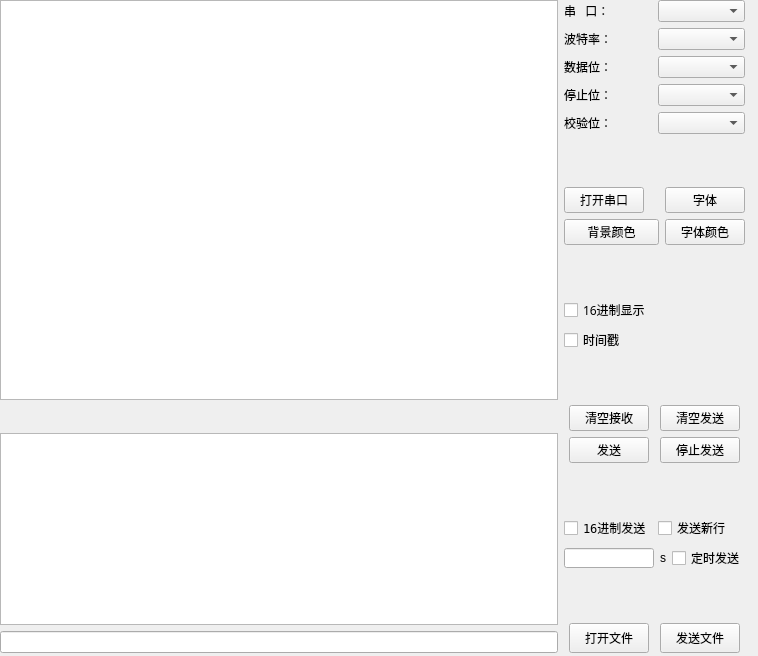
This is src/mainwindow.ui in SandroDickens/SupperCOM as Qt 5 draws it before an edit. The edited form follows.
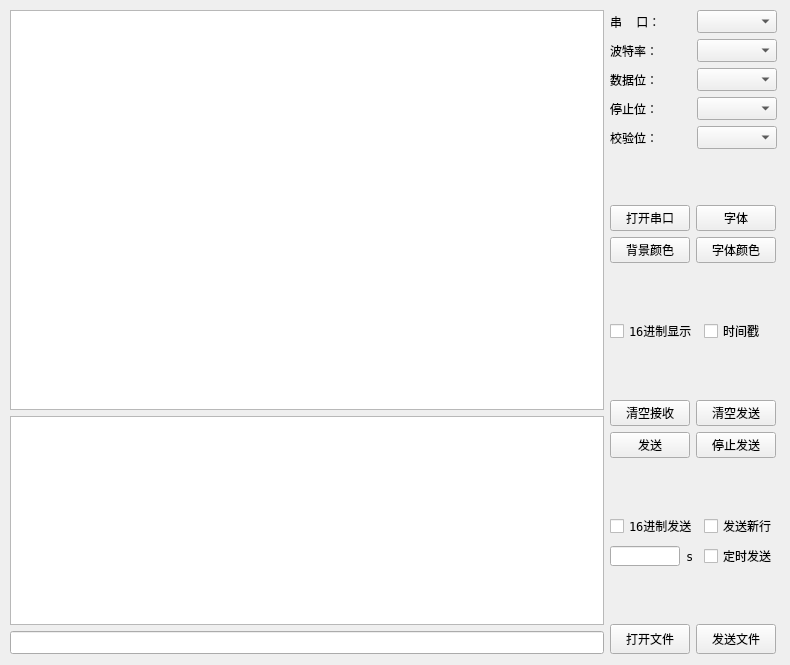
This is the edited form. Icons and pictures are not drawn.

Diff of the .ui file:
```diff
--- a/src/mainwindow.ui
+++ b/src/mainwindow.ui
@@ -6,14 +6,14 @@
    <rect>
     <x>0</x>
     <y>0</y>
-    <width>758</width>
-    <height>656</height>
+    <width>790</width>
+    <height>665</height>
    </rect>
   </property>
   <property name="minimumSize">
    <size>
-    <width>758</width>
-    <height>656</height>
+    <width>790</width>
+    <height>665</height>
    </size>
   </property>
   <property name="windowTitle">
@@ -23,15 +23,15 @@
    <widget class="QWidget" name="layoutWidget">
     <property name="geometry">
      <rect>
-      <x>0</x>
-      <y>0</y>
-      <width>745</width>
-      <height>653</height>
+      <x>10</x>
+      <y>10</y>
+      <width>767</width>
+      <height>644</height>
      </rect>
     </property>
-    <layout class="QHBoxLayout" name="horizontalLayout_7">
+    <layout class="QHBoxLayout" name="horizontalLayout_3">
      <item>
-      <layout class="QVBoxLayout" name="verticalLayout_7">
+      <layout class="QVBoxLayout" name="verticalLayout_3">
        <item>
         <widget class="QTextBrowser" name="recvTextBrowser">
          <property name="minimumSize">
@@ -40,21 +40,13 @@
            <height>400</height>
           </size>
          </property>
+         <property name="font">
+          <font>
+           <family>DejaVu Sans Mono</family>
+          </font>
+         </property>
         </widget>
        </item>
-       <item>
-        <spacer name="verticalSpacer_2">
-         <property name="orientation">
-          <enum>Qt::Vertical</enum>
-         </property>
-         <property name="sizeHint" stdset="0">
-          <size>
-           <width>20</width>
-           <height>18</height>
-          </size>
-         </property>
-        </spacer>
-       </item>
        <item>
         <widget class="QTextEdit" name="sendTextEdit">
          <property name="minimumSize">
@@ -63,44 +55,58 @@
            <height>150</height>
           </size>
          </property>
+         <property name="font">
+          <font>
+           <family>DejaVu Sans Mono</family>
+          </font>
+         </property>
         </widget>
        </item>
        <item>
-        <widget class="QLineEdit" name="sendFilePath"/>
+        <widget class="QLineEdit" name="sendFilePath">
+         <property name="font">
+          <font>
+           <family>DejaVu Sans Mono</family>
+          </font>
+         </property>
+        </widget>
        </item>
       </layout>
      </item>
      <item>
-      <layout class="QVBoxLayout" name="verticalLayout_8">
+      <layout class="QVBoxLayout" name="verticalLayout_4">
        <item>
-        <layout class="QVBoxLayout" name="verticalLayout_2">
-         <item>
-          <layout class="QHBoxLayout" name="horizontalLayout">
-           <item>
+        <layout class="QGridLayout" name="gridLayout_4">
+         <item row="0" column="0">
             <widget class="QLabel" name="label_1">
              <property name="font">
               <font>
-               <family>新宋体</family>
+             <family>DejaVu Sans Mono</family>
                <pointsize>9</pointsize>
               </font>
              </property>
              <property name="text">
-              <string>串   口：</string>
-             </property>
-            </widget>
-           </item>
-           <item>
-            <widget class="QComboBox" name="serialPortSel"/>
-           </item>
-          </layout>
-         </item>
-         <item>
-          <layout class="QHBoxLayout" name="horizontalLayout_2">
-           <item>
+            <string>串  口：</string>
+           </property>
+           <property name="textFormat">
+            <enum>Qt::PlainText</enum>
+           </property>
+          </widget>
+         </item>
+         <item row="0" column="1">
+          <widget class="QComboBox" name="serialPortSel">
+           <property name="font">
+            <font>
+             <family>DejaVu Sans Mono</family>
+            </font>
+           </property>
+          </widget>
+         </item>
+         <item row="1" column="0">
             <widget class="QLabel" name="label_2">
              <property name="font">
               <font>
-               <family>新宋体</family>
+             <family>DejaVu Sans Mono</family>
                <pointsize>9</pointsize>
               </font>
              </property>
@@ -109,18 +115,20 @@
              </property>
             </widget>
            </item>
-           <item>
-            <widget class="QComboBox" name="baudRateSel"/>
-           </item>
-          </layout>
-         </item>
-         <item>
-          <layout class="QHBoxLayout" name="horizontalLayout_3">
-           <item>
+         <item row="1" column="1">
+          <widget class="QComboBox" name="baudRateSel">
+           <property name="font">
+            <font>
+             <family>DejaVu Sans Mono</family>
+            </font>
+           </property>
+          </widget>
+         </item>
+         <item row="2" column="0">
             <widget class="QLabel" name="label_3">
              <property name="font">
               <font>
-               <family>新宋体</family>
+             <family>DejaVu Sans Mono</family>
                <pointsize>9</pointsize>
               </font>
              </property>
@@ -129,18 +137,20 @@
              </property>
             </widget>
            </item>
-           <item>
-            <widget class="QComboBox" name="dataBitSel"/>
-           </item>
-          </layout>
-         </item>
-         <item>
-          <layout class="QHBoxLayout" name="horizontalLayout_4">
-           <item>
+         <item row="2" column="1">
+          <widget class="QComboBox" name="dataBitSel">
+           <property name="font">
+            <font>
+             <family>DejaVu Sans Mono</family>
+            </font>
+           </property>
+          </widget>
+         </item>
+         <item row="3" column="0">
             <widget class="QLabel" name="label_4">
              <property name="font">
               <font>
-               <family>新宋体</family>
+             <family>DejaVu Sans Mono</family>
                <pointsize>9</pointsize>
               </font>
              </property>
@@ -149,18 +159,20 @@
              </property>
             </widget>
            </item>
-           <item>
-            <widget class="QComboBox" name="stopBitSel"/>
-           </item>
-          </layout>
-         </item>
-         <item>
-          <layout class="QHBoxLayout" name="horizontalLayout_5">
-           <item>
+         <item row="3" column="1">
+          <widget class="QComboBox" name="stopBitSel">
+           <property name="font">
+            <font>
+             <family>DejaVu Sans Mono</family>
+            </font>
+           </property>
+          </widget>
+         </item>
+         <item row="4" column="0">
             <widget class="QLabel" name="label_5">
              <property name="font">
               <font>
-               <family>新宋体</family>
+             <family>DejaVu Sans Mono</family>
                <pointsize>9</pointsize>
               </font>
              </property>
@@ -169,10 +181,14 @@
              </property>
             </widget>
            </item>
-           <item>
-            <widget class="QComboBox" name="checkBitSel"/>
-           </item>
-          </layout>
+         <item row="4" column="1">
+          <widget class="QComboBox" name="checkBitSel">
+           <property name="font">
+            <font>
+             <family>DejaVu Sans Mono</family>
+            </font>
+           </property>
+          </widget>
          </item>
         </layout>
        </item>
@@ -184,16 +200,14 @@
          <property name="sizeHint" stdset="0">
           <size>
            <width>20</width>
-           <height>28</height>
+           <height>18</height>
           </size>
          </property>
         </spacer>
        </item>
        <item>
-        <layout class="QHBoxLayout" name="horizontalLayout_6">
-         <item>
-          <layout class="QVBoxLayout" name="verticalLayout_3">
-           <item>
+        <layout class="QGridLayout" name="gridLayout">
+         <item row="0" column="0">
             <widget class="QPushButton" name="openSerialPortBtn">
              <property name="maximumSize">
               <size>
@@ -212,24 +226,7 @@
              </property>
             </widget>
            </item>
-           <item>
-            <widget class="QPushButton" name="setBGColorBtn">
-             <property name="font">
-              <font>
-               <family>DejaVu Sans Mono</family>
-               <pointsize>9</pointsize>
-              </font>
-             </property>
-             <property name="text">
-              <string>背景颜色</string>
-             </property>
-            </widget>
-           </item>
-          </layout>
-         </item>
-         <item>
-          <layout class="QVBoxLayout" name="verticalLayout_4">
-           <item>
+         <item row="0" column="1">
             <widget class="QPushButton" name="setFontBtn">
              <property name="maximumSize">
               <size>
@@ -248,7 +245,29 @@
              </property>
             </widget>
            </item>
-           <item>
+         <item row="1" column="0">
+          <widget class="QPushButton" name="setBGColorBtn">
+           <property name="maximumSize">
+            <size>
+             <width>80</width>
+             <height>30</height>
+            </size>
+           </property>
+           <property name="font">
+            <font>
+             <family>DejaVu Sans Mono</family>
+             <pointsize>9</pointsize>
+            </font>
+           </property>
+           <property name="locale">
+            <locale language="Chinese" country="China"/>
+           </property>
+           <property name="text">
+            <string>背景颜色</string>
+           </property>
+          </widget>
+         </item>
+         <item row="1" column="1">
             <widget class="QPushButton" name="setFontColorBtn">
              <property name="maximumSize">
               <size>
@@ -263,37 +282,22 @@
            </item>
           </layout>
          </item>
-        </layout>
-       </item>
        <item>
-        <spacer name="verticalSpacer_4">
+        <spacer name="verticalSpacer_3">
          <property name="orientation">
           <enum>Qt::Vertical</enum>
          </property>
          <property name="sizeHint" stdset="0">
           <size>
            <width>20</width>
-           <height>18</height>
+           <height>13</height>
           </size>
          </property>
         </spacer>
        </item>
        <item>
-        <layout class="QVBoxLayout" name="verticalLayout">
-         <item>
-          <widget class="QCheckBox" name="hexDisplay">
-           <property name="font">
-            <font>
-             <family>新宋体</family>
-             <pointsize>9</pointsize>
-            </font>
-           </property>
-           <property name="text">
-            <string>16进制显示</string>
-           </property>
-          </widget>
-         </item>
-         <item>
+        <layout class="QGridLayout" name="gridLayout_6">
+         <item row="0" column="1">
           <widget class="QCheckBox" name="timeStamp">
            <property name="font">
             <font>
@@ -306,10 +310,26 @@
            </property>
           </widget>
          </item>
+         <item row="0" column="0">
+          <widget class="QCheckBox" name="hexDisplay">
+           <property name="font">
+            <font>
+             <family>DejaVu Sans Mono</family>
+             <pointsize>9</pointsize>
+            </font>
+           </property>
+           <property name="locale">
+            <locale language="Chinese" country="China"/>
+           </property>
+           <property name="text">
+            <string>16进制显示</string>
+           </property>
+          </widget>
+         </item>
         </layout>
        </item>
        <item>
-        <spacer name="verticalSpacer_5">
+        <spacer name="verticalSpacer_2">
          <property name="orientation">
           <enum>Qt::Vertical</enum>
          </property>
@@ -322,23 +342,29 @@
         </spacer>
        </item>
        <item>
-        <layout class="QVBoxLayout" name="verticalLayout_6">
-         <item>
-          <layout class="QHBoxLayout" name="horizontalLayout_8">
-           <item>
+        <layout class="QGridLayout" name="gridLayout_2">
+         <item row="0" column="0">
             <widget class="QPushButton" name="cleanDisplayArea">
              <property name="maximumSize">
               <size>
                <width>80</width>
-               <height>16777215</height>
-              </size>
-             </property>
+             <height>30</height>
+            </size>
+           </property>
+           <property name="font">
+            <font>
+             <family>DejaVu Sans Mono</family>
+            </font>
+           </property>
+           <property name="locale">
+            <locale language="Chinese" country="China"/>
+           </property>
              <property name="text">
               <string>清空接收</string>
              </property>
             </widget>
            </item>
-           <item>
+         <item row="0" column="1">
             <widget class="QPushButton" name="cleanSendArea">
              <property name="maximumSize">
               <size>
@@ -346,16 +372,20 @@
                <height>30</height>
               </size>
              </property>
+           <property name="font">
+            <font>
+             <family>DejaVu Sans Mono</family>
+            </font>
+           </property>
+           <property name="locale">
+            <locale language="Chinese" country="China"/>
+           </property>
              <property name="text">
               <string>清空发送</string>
              </property>
             </widget>
            </item>
-          </layout>
-         </item>
-         <item>
-          <layout class="QHBoxLayout" name="horizontalLayout_9">
-           <item>
+         <item row="1" column="0">
             <widget class="QPushButton" name="sendBtn">
              <property name="maximumSize">
               <size>
@@ -363,12 +393,20 @@
                <height>30</height>
               </size>
              </property>
+           <property name="font">
+            <font>
+             <family>DejaVu Sans Mono</family>
+            </font>
+           </property>
+           <property name="locale">
+            <locale language="Chinese" country="China"/>
+           </property>
              <property name="text">
               <string>发送</string>
              </property>
             </widget>
            </item>
-           <item>
+         <item row="1" column="1">
             <widget class="QPushButton" name="stopSendBtn">
              <property name="maximumSize">
               <size>
@@ -376,6 +414,14 @@
                <height>30</height>
               </size>
              </property>
+           <property name="font">
+            <font>
+             <family>DejaVu Sans Mono</family>
+            </font>
+           </property>
+           <property name="locale">
+            <locale language="Chinese" country="China"/>
+           </property>
              <property name="text">
               <string>停止发送</string>
              </property>
@@ -383,25 +429,23 @@
            </item>
           </layout>
          </item>
-        </layout>
-       </item>
        <item>
-        <spacer name="verticalSpacer_3">
+        <spacer name="verticalSpacer_4">
          <property name="orientation">
           <enum>Qt::Vertical</enum>
          </property>
          <property name="sizeHint" stdset="0">
           <size>
            <width>20</width>
-           <height>40</height>
+           <height>13</height>
           </size>
          </property>
         </spacer>
        </item>
        <item>
-        <layout class="QVBoxLayout" name="verticalLayout_5">
+        <layout class="QHBoxLayout" name="horizontalLayout_2">
          <item>
-          <layout class="QHBoxLayout" name="horizontalLayout_10">
+          <layout class="QVBoxLayout" name="verticalLayout">
            <item>
             <widget class="QCheckBox" name="hexSend">
              <property name="font">
@@ -416,22 +460,7 @@
             </widget>
            </item>
            <item>
-            <widget class="QCheckBox" name="sendNewLine">
-             <property name="font">
-              <font>
-               <family>DejaVu Sans Mono</family>
-               <pointsize>9</pointsize>
-              </font>
-             </property>
-             <property name="text">
-              <string>发送新行</string>
-             </property>
-            </widget>
-           </item>
-          </layout>
-         </item>
-         <item>
-          <layout class="QHBoxLayout" name="horizontalLayout_11">
+            <layout class="QHBoxLayout" name="horizontalLayout">
            <item>
             <widget class="QLineEdit" name="sendInterval">
              <property name="sizePolicy">
@@ -442,13 +471,13 @@
              </property>
              <property name="minimumSize">
               <size>
-               <width>90</width>
+                 <width>70</width>
                <height>20</height>
               </size>
              </property>
              <property name="maximumSize">
               <size>
-               <width>90</width>
+                 <width>60</width>
                <height>20</height>
               </size>
              </property>
@@ -462,11 +491,38 @@
            </item>
            <item>
             <widget class="QLabel" name="label">
+               <property name="font">
+                <font>
+                 <family>DejaVu Sans Mono</family>
+                </font>
+               </property>
              <property name="text">
               <string>s</string>
              </property>
             </widget>
            </item>
+            </layout>
+           </item>
+          </layout>
+         </item>
+         <item>
+          <layout class="QVBoxLayout" name="verticalLayout_2">
+           <item>
+            <widget class="QCheckBox" name="sendNewLine">
+             <property name="font">
+              <font>
+               <family>DejaVu Sans Mono</family>
+               <pointsize>9</pointsize>
+              </font>
+             </property>
+             <property name="locale">
+              <locale language="Chinese" country="China"/>
+             </property>
+             <property name="text">
+              <string>发送新行</string>
+             </property>
+            </widget>
+           </item>
            <item>
             <widget class="QCheckBox" name="schedSend">
              <property name="font">
@@ -485,21 +541,21 @@
         </layout>
        </item>
        <item>
-        <spacer name="verticalSpacer_6">
+        <spacer name="verticalSpacer_5">
          <property name="orientation">
           <enum>Qt::Vertical</enum>
          </property>
          <property name="sizeHint" stdset="0">
           <size>
            <width>20</width>
-           <height>40</height>
+           <height>13</height>
           </size>
          </property>
         </spacer>
        </item>
        <item>
-        <layout class="QHBoxLayout" name="horizontalLayout_12">
-         <item>
+        <layout class="QGridLayout" name="gridLayout_3">
+         <item row="0" column="0">
           <widget class="QToolButton" name="openFileBtn">
            <property name="minimumSize">
             <size>
@@ -524,7 +580,7 @@
            </property>
           </widget>
          </item>
-         <item>
+         <item row="0" column="1">
           <widget class="QPushButton" name="sendFileBtn">
            <property name="minimumSize">
             <size>
@@ -538,6 +594,14 @@
              <height>30</height>
             </size>
            </property>
+           <property name="font">
+            <font>
+             <family>DejaVu Sans Mono</family>
+            </font>
+           </property>
+           <property name="locale">
+            <locale language="Chinese" country="China"/>
+           </property>
            <property name="text">
             <string>发送文件</string>
            </property>
```
Left out of the diff: 43 changed lines with no effect on the pictures. Lines whose indentation alone changed are shown as unchanged.
